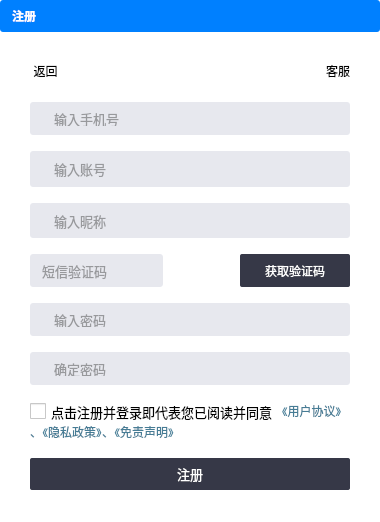
Before: the Qt Designer form registerpage.ui in ZhouMei20220810/TEST, drawn with Qt 5.
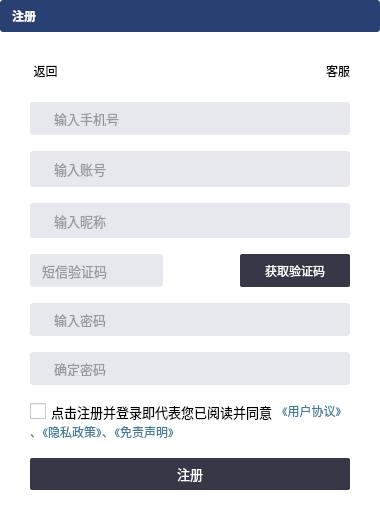
After: the same form once the commit is applied. Icons and pictures are not drawn.

Diff of the .ui file:
```diff
--- a/registerpage.ui
+++ b/registerpage.ui
@@ -53,27 +53,27 @@
         <colorrole role="Button">
          <brush brushstyle="SolidPattern">
           <color alpha="255">
-           <red>0</red>
-           <green>128</green>
-           <blue>255</blue>
+           <red>41</red>
+           <green>64</green>
+           <blue>115</blue>
           </color>
          </brush>
         </colorrole>
         <colorrole role="Base">
          <brush brushstyle="SolidPattern">
           <color alpha="255">
-           <red>0</red>
-           <green>128</green>
-           <blue>255</blue>
+           <red>41</red>
+           <green>64</green>
+           <blue>115</blue>
           </color>
          </brush>
         </colorrole>
         <colorrole role="Window">
          <brush brushstyle="SolidPattern">
           <color alpha="255">
-           <red>0</red>
-           <green>128</green>
-           <blue>255</blue>
+           <red>41</red>
+           <green>64</green>
+           <blue>115</blue>
           </color>
          </brush>
         </colorrole>
@@ -82,27 +82,27 @@
         <colorrole role="Button">
          <brush brushstyle="SolidPattern">
           <color alpha="255">
-           <red>0</red>
-           <green>128</green>
-           <blue>255</blue>
+           <red>41</red>
+           <green>64</green>
+           <blue>115</blue>
           </color>
          </brush>
         </colorrole>
         <colorrole role="Base">
          <brush brushstyle="SolidPattern">
           <color alpha="255">
-           <red>0</red>
-           <green>128</green>
-           <blue>255</blue>
+           <red>41</red>
+           <green>64</green>
+           <blue>115</blue>
           </color>
          </brush>
         </colorrole>
         <colorrole role="Window">
          <brush brushstyle="SolidPattern">
           <color alpha="255">
-           <red>0</red>
-           <green>128</green>
-           <blue>255</blue>
+           <red>41</red>
+           <green>64</green>
+           <blue>115</blue>
           </color>
          </brush>
         </colorrole>
@@ -111,27 +111,27 @@
         <colorrole role="Button">
          <brush brushstyle="SolidPattern">
           <color alpha="255">
-           <red>0</red>
-           <green>128</green>
-           <blue>255</blue>
+           <red>41</red>
+           <green>64</green>
+           <blue>115</blue>
           </color>
          </brush>
         </colorrole>
         <colorrole role="Base">
          <brush brushstyle="SolidPattern">
           <color alpha="255">
-           <red>0</red>
-           <green>128</green>
-           <blue>255</blue>
+           <red>41</red>
+           <green>64</green>
+           <blue>115</blue>
           </color>
          </brush>
         </colorrole>
         <colorrole role="Window">
          <brush brushstyle="SolidPattern">
           <color alpha="255">
-           <red>0</red>
-           <green>128</green>
-           <blue>255</blue>
+           <red>41</red>
+           <green>64</green>
+           <blue>115</blue>
           </color>
          </brush>
         </colorrole>
@@ -142,7 +142,7 @@
       <cursorShape>ArrowCursor</cursorShape>
      </property>
      <property name="styleSheet">
-      <string notr="true">background-color:#FF0080FF;</string>
+      <string notr="true">background-color:#FF294073;</string>
      </property>
      <property name="frameShape">
       <enum>QFrame::StyledPanel</enum>
@@ -183,27 +183,27 @@
            <colorrole role="Button">
             <brush brushstyle="SolidPattern">
              <color alpha="255">
-              <red>0</red>
-              <green>128</green>
-              <blue>255</blue>
+              <red>41</red>
+              <green>64</green>
+              <blue>115</blue>
              </color>
             </brush>
            </colorrole>
            <colorrole role="Base">
             <brush brushstyle="SolidPattern">
              <color alpha="255">
-              <red>0</red>
-              <green>128</green>
-              <blue>255</blue>
+              <red>41</red>
+              <green>64</green>
+              <blue>115</blue>
              </color>
             </brush>
            </colorrole>
            <colorrole role="Window">
             <brush brushstyle="SolidPattern">
              <color alpha="255">
-              <red>0</red>
-              <green>128</green>
-              <blue>255</blue>
+              <red>41</red>
+              <green>64</green>
+              <blue>115</blue>
              </color>
             </brush>
            </colorrole>
@@ -221,27 +221,27 @@
            <colorrole role="Button">
             <brush brushstyle="SolidPattern">
              <color alpha="255">
-              <red>0</red>
-              <green>128</green>
-              <blue>255</blue>
+              <red>41</red>
+              <green>64</green>
+              <blue>115</blue>
              </color>
             </brush>
            </colorrole>
            <colorrole role="Base">
             <brush brushstyle="SolidPattern">
              <color alpha="255">
-              <red>0</red>
-              <green>128</green>
-              <blue>255</blue>
+              <red>41</red>
+              <green>64</green>
+              <blue>115</blue>
              </color>
             </brush>
            </colorrole>
            <colorrole role="Window">
             <brush brushstyle="SolidPattern">
              <color alpha="255">
-              <red>0</red>
-              <green>128</green>
-              <blue>255</blue>
+              <red>41</red>
+              <green>64</green>
+              <blue>115</blue>
              </color>
             </brush>
            </colorrole>
@@ -250,27 +250,27 @@
            <colorrole role="Button">
             <brush brushstyle="SolidPattern">
              <color alpha="255">
-              <red>0</red>
-              <green>128</green>
-              <blue>255</blue>
+              <red>41</red>
+              <green>64</green>
+              <blue>115</blue>
              </color>
             </brush>
            </colorrole>
            <colorrole role="Base">
             <brush brushstyle="SolidPattern">
              <color alpha="255">
-              <red>0</red>
-              <green>128</green>
-              <blue>255</blue>
+              <red>41</red>
+              <green>64</green>
+              <blue>115</blue>
              </color>
             </brush>
            </colorrole>
            <colorrole role="Window">
             <brush brushstyle="SolidPattern">
              <color alpha="255">
-              <red>0</red>
-              <green>128</green>
-              <blue>255</blue>
+              <red>41</red>
+              <green>64</green>
+              <blue>115</blue>
              </color>
             </brush>
            </colorrole>
```
Left out of the diff: 2 changed lines with no effect on the pictures.
